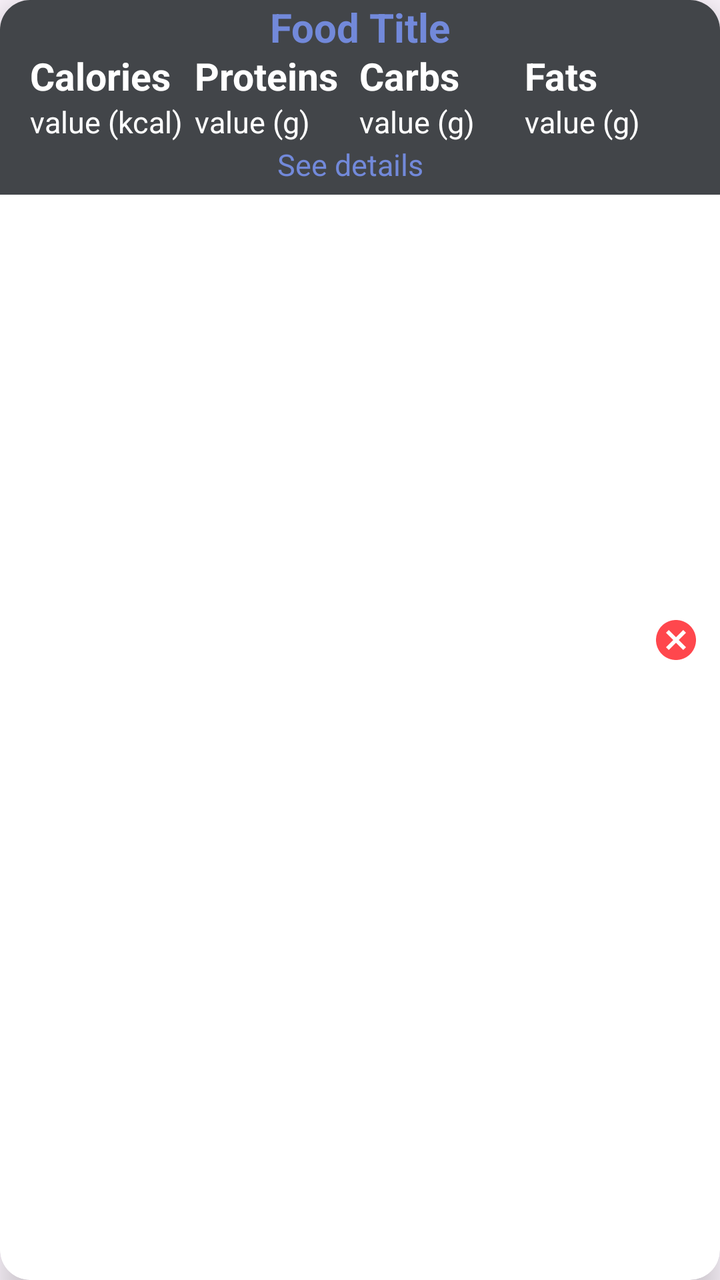
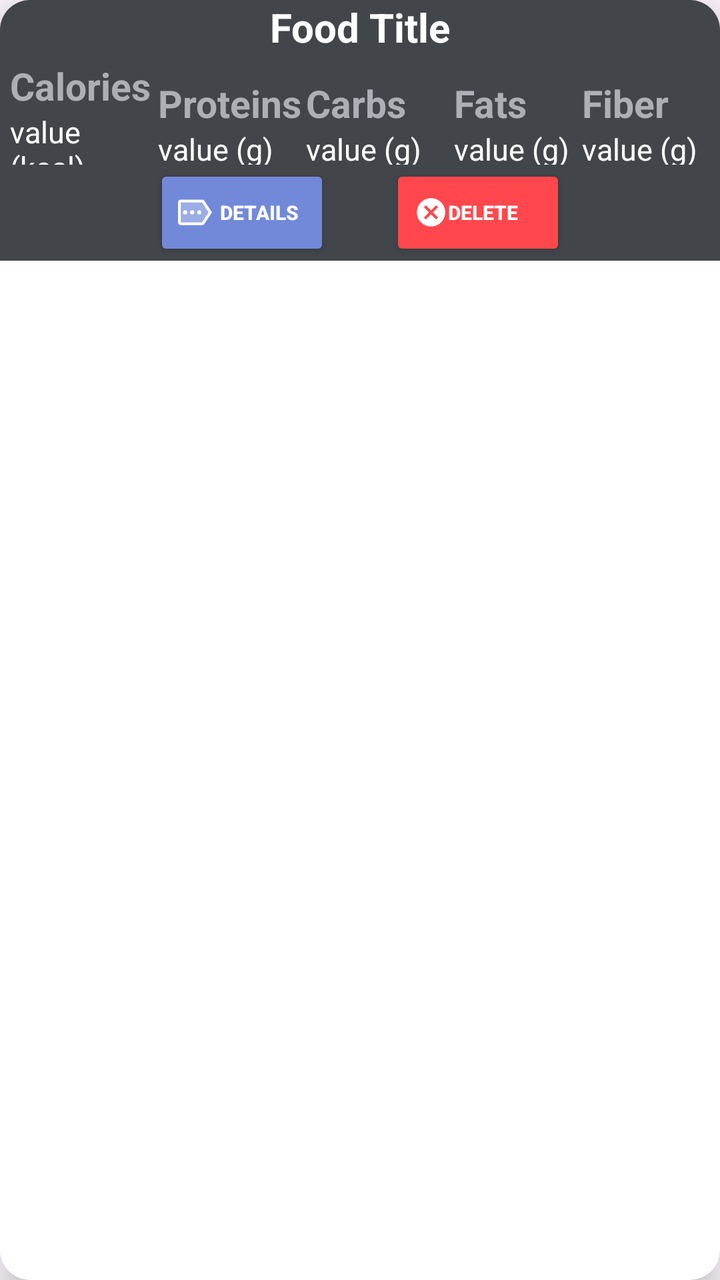

Two renders of the same Android screen: before a commit and after it. Below are the layout's source before the change and the commit's diff.
<!-- AndroidManifest.xml: application theme Theme.MyApplication -->
<!-- res/layout/food_item.xml -->
<?xml version="1.0" encoding="utf-8"?>
<androidx.cardview.widget.CardView
    xmlns:android="http://schemas.android.com/apk/res/android"
    xmlns:app="http://schemas.android.com/apk/res-auto"

    android:layout_width="match_parent"
    android:layout_height="wrap_content"

    android:layout_marginBottom="10dp"

    app:cardCornerRadius="15dp"

    app:cardElevation="10dp"
    >

    <TextView

        android:id="@+id/foodTitle"

        android:layout_width="match_parent"
        android:layout_height="wrap_content"

        android:text="Food Title"
        android:textSize="20dp"
        android:textStyle="bold"
        android:textAlignment="center"
        android:textColor="@color/discord_blue"

        android:paddingBottom="5dp"

        android:background="@color/discord_color3"
        />

    <LinearLayout
        android:layout_width="match_parent"
        android:layout_height="wrap_content"

        android:layout_marginTop="25dp"

        android:orientation="horizontal"

        android:paddingHorizontal="15dp"
        android:paddingBottom="10dp"

        android:background="@color/discord_color3"
        >

        
        <LinearLayout
            android:layout_weight="1"
            android:layout_width="0dp"
            android:layout_height="wrap_content"

            android:layout_gravity="center"

            android:gravity="left"
            android:orientation="vertical">

            <TextView
                android:layout_width="wrap_content"
                android:layout_height="wrap_content"

                android:hint="Calories"
                android:textColor="@color/white"
                android:textColorHint="@color/white"
                android:textSize="19sp"
                android:textStyle="bold" />

            <TextView
                android:id="@+id/foodCaloriesValue"

                android:layout_width="wrap_content"
                android:layout_height="wrap_content"

                android:hint="value (kcal)"
                android:textColor="@color/white"
                android:textColorHint="@color/white"
                android:textSize="15sp"
                android:textStyle="normal" />
        </LinearLayout>

        
        <LinearLayout
            android:layout_weight="1"
            android:layout_width="0dp"
            android:layout_height="wrap_content"

            android:layout_gravity="center"

            android:gravity="left"
            android:orientation="vertical">

            <TextView
                android:layout_width="wrap_content"
                android:layout_height="wrap_content"

                android:hint="Proteins"
                android:textColor="@color/white"
                android:textColorHint="@color/white"
                android:textSize="19sp"
                android:textStyle="bold" />

            <TextView
                android:id="@+id/foodProteinsValue"

                android:layout_width="wrap_content"
                android:layout_height="wrap_content"

                android:hint="value (g)"
                android:textColor="@color/white"
                android:textColorHint="@color/white"
                android:textSize="15sp"
                android:textStyle="normal" />
        </LinearLayout>

        
        <LinearLayout
            android:layout_weight="1"
            android:layout_width="0dp"
            android:layout_height="wrap_content"

            android:layout_gravity="center"

            android:gravity="left"
            android:orientation="vertical">

            <TextView
                android:layout_width="wrap_content"
                android:layout_height="wrap_content"

                android:hint="Carbs"
                android:textColor="@color/white"
                android:textColorHint="@color/white"
                android:textSize="19sp"
                android:textStyle="bold" />

            <TextView
                android:id="@+id/foodCarbsValue"

                android:layout_width="wrap_content"
                android:layout_height="wrap_content"

                android:hint="value (g)"
                android:textColor="@color/white"
                android:textColorHint="@color/white"
                android:textSize="15sp"
                android:textStyle="normal" />
        </LinearLayout>

        
        <LinearLayout
            android:layout_weight="1"
            android:layout_width="0dp"
            android:layout_height="wrap_content"

            android:layout_gravity="center"

            android:gravity="left"
            android:orientation="vertical">

            <TextView
                android:layout_width="wrap_content"
                android:layout_height="wrap_content"

                android:hint="Fats"
                android:textColor="@color/white"
                android:textColorHint="@color/white"
                android:textSize="19sp"
                android:textStyle="bold" />

            <TextView
                android:id="@+id/foodFatsValue"

                android:layout_width="wrap_content"
                android:layout_height="wrap_content"

                android:hint="value (g)"
                android:textColor="@color/white"
                android:textColorHint="@color/white"
                android:textSize="15sp"
                android:textStyle="normal" />
        </LinearLayout>

    </LinearLayout>

    <ImageButton
        android:id="@+id/deleteFood"

        android:layout_width="wrap_content"
        android:layout_height="wrap_content"

        android:paddingVertical="10sp"
        android:paddingStart="15sp"

        android:src="@drawable/delete"

        android:background="@null"

        android:layout_gravity="right|center"
        android:layout_marginRight="10sp"
        />

    <TextView
        android:id="@+id/textSeeDetails"

        android:layout_width="match_parent"
        android:layout_height="wrap_content"

        android:layout_marginTop="35pt"

        android:paddingBottom="5sp"
        android:paddingRight="10sp"

        android:text="See details"
        android:textSize="15sp"
        android:textColor="@color/discord_blue"
        android:textAlignment="center"

        android:background="@color/discord_color3"
        />

</androidx.cardview.widget.CardView>
<!-- resources referenced by this layout -->
<resources>
  <color name="discord_blue">#7289da</color>
  <color name="discord_color3">#424549</color>
  <color name="white">#FFFFFFFF</color>
  <!-- drawable delete (drawable) -->
  <vector xmlns:android="http://schemas.android.com/apk/res/android" android:height="24dp" android:tint="@color/red" android:viewportHeight="24" android:viewportWidth="24" android:width="24dp">
        
      <path android:fillColor="@android:color/white" android:pathData="M12,2C6.47,2 2,6.47 2,12s4.47,10 10,10 10,-4.47 10,-10S17.53,2 12,2zM17,15.59L15.59,17 12,13.41 8.41,17 7,15.59 10.59,12 7,8.41 8.41,7 12,10.59 15.59,7 17,8.41 13.41,12 17,15.59z"/>
      
  </vector>
  <style name="Theme.MyApplication" parent="android:Theme.Material.Light.NoActionBar" />
  <color name="red">#FF474D</color>
</resources>

<!-- the commit's change to res/layout/food_item.xml (unified diff, before → after) -->
@@ -11,6 +11,8 @@
     app:cardCornerRadius="15dp"
 
     app:cardElevation="10dp"
+
+    android:background="@color/discord_color3"
     >
 
     <TextView
@@ -24,23 +26,23 @@
         android:textSize="20dp"
         android:textStyle="bold"
         android:textAlignment="center"
-        android:textColor="@color/discord_blue"
+        android:textColor="@color/white"
+
+        android:background="@color/discord_color3"
 
         android:paddingBottom="5dp"
-
-        android:background="@color/discord_color3"
         />
 
     <LinearLayout
         android:layout_width="match_parent"
         android:layout_height="wrap_content"
 
-        android:layout_marginTop="25dp"
+        android:layout_marginTop="30dp"
 
         android:orientation="horizontal"
 
-        android:paddingHorizontal="15dp"
-        android:paddingBottom="10dp"
+        android:paddingHorizontal="5dp"
+        android:paddingBottom="20dp"
 
         android:background="@color/discord_color3"
         >
@@ -48,6 +50,108 @@
         
         <LinearLayout
             android:layout_weight="1"
+            android:layout_width="10dp"
+            android:layout_height="wrap_content"
+
+            android:layout_gravity="center"
+
+            android:gravity="left"
+            android:orientation="vertical">
+
+            <TextView
+                android:layout_width="wrap_content"
+                android:layout_height="wrap_content"
+
+                android:hint="Calories"
+                android:textColor="@color/discord_text1"
+                android:textColorHint="@color/discord_text1"
+                android:textSize="19sp"
+                android:textStyle="bold" />
+
+            <TextView
+                android:id="@+id/foodCaloriesValue"
+
+                android:layout_width="wrap_content"
+                android:layout_height="wrap_content"
+
+                android:hint="value (kcal)"
+                android:textColor="@color/white"
+                android:textColorHint="@color/white"
+                android:textSize="15sp"
+                android:textStyle="normal" />
+        </LinearLayout>
+
+        
+        <LinearLayout
+            android:layout_weight="1"
+            android:layout_width="10dp"
+            android:layout_height="wrap_content"
+
+            android:layout_gravity="center"
+
+            android:gravity="left"
+            android:orientation="vertical">
+
+            <TextView
+                android:layout_width="wrap_content"
+                android:layout_height="wrap_content"
+
+                android:hint="Proteins"
+                android:textColor="@color/discord_text1"
+                android:textColorHint="@color/discord_text1"
+                android:textSize="19sp"
+                android:textStyle="bold" />
+
+            <TextView
+                android:id="@+id/foodProteinsValue"
+
+                android:layout_width="wrap_content"
+                android:layout_height="wrap_content"
+
+                android:hint="value (g)"
+                android:textColor="@color/white"
+                android:textColorHint="@color/white"
+                android:textSize="15sp"
+                android:textStyle="normal" />
+        </LinearLayout>
+
+        
+        <LinearLayout
+            android:layout_weight="1"
+            android:layout_width="10dp"
+            android:layout_height="wrap_content"
+
+            android:layout_gravity="center"
+
+            android:gravity="left"
+            android:orientation="vertical">
+
+            <TextView
+                android:layout_width="wrap_content"
+                android:layout_height="wrap_content"
+
+                android:hint="Carbs"
+                android:textColor="@color/discord_text1"
+                android:textColorHint="@color/discord_text1"
+                android:textSize="19sp"
+                android:textStyle="bold" />
+
+            <TextView
+                android:id="@+id/foodCarbsValue"
+
+                android:layout_width="wrap_content"
+                android:layout_height="wrap_content"
+
+                android:hint="value (g)"
+                android:textColor="@color/white"
+                android:textColorHint="@color/white"
+                android:textSize="15sp"
+                android:textStyle="normal" />
+        </LinearLayout>
+
+        
+        <LinearLayout
+            android:layout_weight="1"
             android:layout_width="0dp"
             android:layout_height="wrap_content"
 
@@ -60,19 +164,19 @@
                 android:layout_width="wrap_content"
                 android:layout_height="wrap_content"
 
-                android:hint="Calories"
-                android:textColor="@color/white"
-                android:textColorHint="@color/white"
-                android:textSize="19sp"
-                android:textStyle="bold" />
-
-            <TextView
-                android:id="@+id/foodCaloriesValue"
-
-                android:layout_width="wrap_content"
-                android:layout_height="wrap_content"
-
-                android:hint="value (kcal)"
+                android:hint="Fats"
+                android:textColor="@color/discord_text1"
+                android:textColorHint="@color/discord_text1"
+                android:textSize="19sp"
+                android:textStyle="bold" />
+
+            <TextView
+                android:id="@+id/foodFatsValue"
+
+                android:layout_width="wrap_content"
+                android:layout_height="wrap_content"
+
+                android:hint="value (g)"
                 android:textColor="@color/white"
                 android:textColorHint="@color/white"
                 android:textSize="15sp"
@@ -94,82 +198,14 @@
                 android:layout_width="wrap_content"
                 android:layout_height="wrap_content"
 
-                android:hint="Proteins"
-                android:textColor="@color/white"
-                android:textColorHint="@color/white"
-                android:textSize="19sp"
-                android:textStyle="bold" />
-
-            <TextView
-                android:id="@+id/foodProteinsValue"
-
-                android:layout_width="wrap_content"
-                android:layout_height="wrap_content"
-
-                android:hint="value (g)"
-                android:textColor="@color/white"
-                android:textColorHint="@color/white"
-                android:textSize="15sp"
-                android:textStyle="normal" />
-        </LinearLayout>
-
-        
-        <LinearLayout
-            android:layout_weight="1"
-            android:layout_width="0dp"
-            android:layout_height="wrap_content"
-
-            android:layout_gravity="center"
-
-            android:gravity="left"
-            android:orientation="vertical">
-
-            <TextView
-                android:layout_width="wrap_content"
-                android:layout_height="wrap_content"
-
-                android:hint="Carbs"
-                android:textColor="@color/white"
-                android:textColorHint="@color/white"
-                android:textSize="19sp"
-                android:textStyle="bold" />
-
-            <TextView
-                android:id="@+id/foodCarbsValue"
-
-                android:layout_width="wrap_content"
-                android:layout_height="wrap_content"
-
-                android:hint="value (g)"
-                android:textColor="@color/white"
-                android:textColorHint="@color/white"
-                android:textSize="15sp"
-                android:textStyle="normal" />
-        </LinearLayout>
-
-        
-        <LinearLayout
-            android:layout_weight="1"
-            android:layout_width="0dp"
-            android:layout_height="wrap_content"
-
-            android:layout_gravity="center"
-
-            android:gravity="left"
-            android:orientation="vertical">
-
-            <TextView
-                android:layout_width="wrap_content"
-                android:layout_height="wrap_content"
-
-                android:hint="Fats"
-                android:textColor="@color/white"
-                android:textColorHint="@color/white"
-                android:textSize="19sp"
-                android:textStyle="bold" />
-
-            <TextView
-                android:id="@+id/foodFatsValue"
+                android:hint="Fiber"
+                android:textColor="@color/discord_text1"
+                android:textColorHint="@color/discord_text1"
+                android:textSize="19sp"
+                android:textStyle="bold" />
+
+            <TextView
+                android:id="@+id/foodFibersValue"
 
                 android:layout_width="wrap_content"
                 android:layout_height="wrap_content"
@@ -183,40 +219,72 @@
 
     </LinearLayout>
 
-    <ImageButton
-        android:id="@+id/deleteFood"
-
-        android:layout_width="wrap_content"
+    
+    <View
+
+        android:layout_marginTop="85sp"
+        android:layout_marginHorizontal="5pt"
+
+        android:layout_width="match_parent"
+
+        android:layout_height="2dp"
+
+        android:background="@color/discord_color2"
+        />
+
+    <LinearLayout
+        android:layout_width="match_parent"
         android:layout_height="wrap_content"
 
-        android:paddingVertical="10sp"
-        android:paddingStart="15sp"
-
-        android:src="@drawable/delete"
-
-        android:background="@null"
-
-        android:layout_gravity="right|center"
-        android:layout_marginRight="10sp"
-        />
-
-    <TextView
-        android:id="@+id/textSeeDetails"
-
-        android:layout_width="match_parent"
-        android:layout_height="wrap_content"
-
-        android:layout_marginTop="35pt"
-
-        android:paddingBottom="5sp"
-        android:paddingRight="10sp"
-
-        android:text="See details"
-        android:textSize="15sp"
-        android:textColor="@color/discord_blue"
-        android:textAlignment="center"
+        android:layout_marginTop="40pt"
 
         android:background="@color/discord_color3"
-        />
+
+        android:gravity="center"
+
+        android:orientation="horizontal"
+        >
+
+        <Button
+            android:id="@+id/btnDetails"
+
+            android:layout_width="wrap_content"
+            android:layout_height="wrap_content"
+
+            android:layout_marginHorizontal="15sp"
+
+            android:drawableLeft="@drawable/more"
+            android:drawableTint="@color/white"
+
+            android:text="DETAILS"
+            android:textStyle="bold"
+            android:textColor="@color/white"
+            android:textAlignment="center"
+            android:textSize="10sp"
+
+            android:backgroundTint="@color/discord_blue"
+            />
+
+        <Button
+            android:id="@+id/btnDelete"
+
+            android:layout_width="wrap_content"
+            android:layout_height="wrap_content"
+
+            android:layout_marginHorizontal="15sp"
+
+            android:drawableLeft="@drawable/delete"
+            android:drawableTint="@color/white"
+
+            android:text="DELETE"
+            android:textStyle="bold"
+            android:textColor="@color/white"
+            android:textAlignment="textStart"
+            android:textSize="10sp"
+
+            android:backgroundTint="@color/red"
+            />
+
+    </LinearLayout>
 
 </androidx.cardview.widget.CardView>
<!-- resource entries referenced after the edit -->
@@ -1,13 +1,50 @@
 <!-- resources referenced by this layout -->
 <resources>
   <color name="discord_blue">#7289da</color>
+  <color name="discord_color2">#36393e</color>
   <color name="discord_color3">#424549</color>
+  <color name="discord_text1">#acafb4</color>
   <color name="white">#FFFFFFFF</color>
   <!-- drawable delete (drawable) -->
-  <vector xmlns:android="http://schemas.android.com/apk/res/android" android:height="24dp" android:tint="@color/red" android:viewportHeight="24" android:viewportWidth="24" android:width="24dp">
+  <vector xmlns:android="http://schemas.android.com/apk/res/android"
+      android:height="17dp"
+      android:tint="@color/red"
+      android:viewportHeight="24"
+      android:viewportWidth="24"
+      android:width="17dp">
         
       <path android:fillColor="@android:color/white" android:pathData="M12,2C6.47,2 2,6.47 2,12s4.47,10 10,10 10,-4.47 10,-10S17.53,2 12,2zM17,15.59L15.59,17 12,13.41 8.41,17 7,15.59 10.59,12 7,8.41 8.41,7 12,10.59 15.59,7 17,8.41 13.41,12 17,15.59z"/>
       
+  </vector>
+  <!-- drawable more (drawable) -->
+  <vector
+      xmlns:android="http://schemas.android.com/apk/res/android"
+      android:autoMirrored="true"
+      android:height="17dp"
+      android:tint="@color/discord_blue"
+      android:viewportHeight="24"
+      android:viewportWidth="24"
+      android:width="17dp"
+      >
+  
+      <group
+          android:name="rotationGroup"
+          android:pivotX="12"
+          android:pivotY="12"
+          android:rotation="180">
+  
+      <path android:fillAlpha="0.3" android:fillColor="@android:color/white" android:pathData="M7.06,5L2.4,12l4.67,7L22,19L22,5L7.06,5c0.01,0 0.01,0 0,0zM19,10.5c0.83,0 1.5,0.67 1.5,1.5s-0.67,1.5 -1.5,1.5 -1.5,-0.67 -1.5,-1.5 0.67,-1.5 1.5,-1.5zM14,10.5c0.83,0 1.5,0.67 1.5,1.5s-0.67,1.5 -1.5,1.5 -1.5,-0.67 -1.5,-1.5 0.67,-1.5 1.5,-1.5zM9,10.5c0.83,0 1.5,0.67 1.5,1.5s-0.67,1.5 -1.5,1.5 -1.5,-0.67 -1.5,-1.5 0.67,-1.5 1.5,-1.5z" android:strokeAlpha="0.3"/>
+        
+      <path android:fillColor="@android:color/white" android:pathData="M22,3L7,3c-0.69,0 -1.23,0.35 -1.59,0.88L0,12l5.41,8.11c0.36,0.53 0.97,0.89 1.66,0.89L22,21c1.1,0 2,-0.9 2,-2L24,5c0,-1.1 -0.9,-2 -2,-2zM22,19L7.07,19L2.4,12l4.66,-7L22,5v14z"/>
+        
+      <path android:fillColor="@android:color/white" android:pathData="M9,12m-1.5,0a1.5,1.5 0,1 1,3 0a1.5,1.5 0,1 1,-3 0"/>
+        
+      <path android:fillColor="@android:color/white" android:pathData="M14,12m-1.5,0a1.5,1.5 0,1 1,3 0a1.5,1.5 0,1 1,-3 0"/>
+        
+      <path android:fillColor="@android:color/white" android:pathData="M19,12m-1.5,0a1.5,1.5 0,1 1,3 0a1.5,1.5 0,1 1,-3 0"/>
+  
+      </group>
+  
   </vector>
   <style name="Theme.MyApplication" parent="android:Theme.Material.Light.NoActionBar" />
   <color name="red">#FF474D</color>
